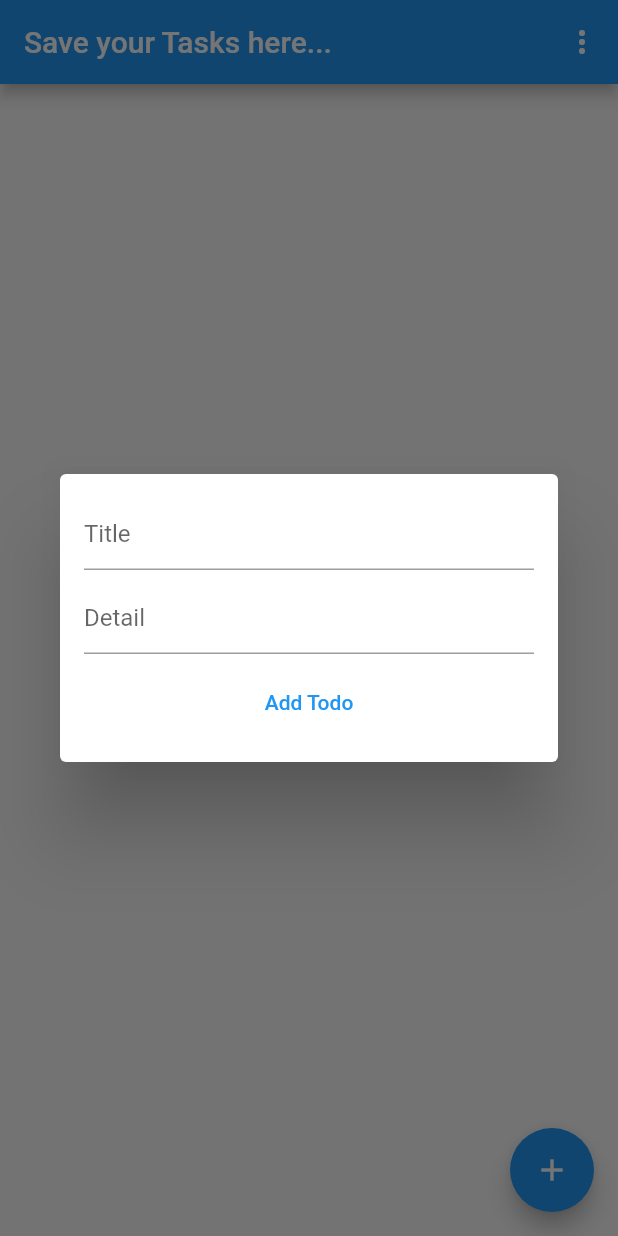
After one commit to MeghaChirayathPaulson/demo-app, a Flutter app: the MyHomePage screen opened directly, after a tap on the "add" icon, on a phone screen of 412 x 824 dp. The commit adds this screen. Run offline on Flutter 3.47's test engine with Material 2 defaults, Android fonts, the light colour scheme and no system bars; our stand-ins replace firebase_auth, firebase_core, flutter_svg, hive, hive_flutter, syncfusion_flutter_calendar; accounts and stored records are empty.

Commit message:
Fourth commit

```diff
--- a/lib/HomeScreen.dart
+++ b/lib/HomeScreen.dart
@@ -1,6 +1,8 @@
 import 'package:dementia_app/Calendar/calendar.dart';
 import 'package:dementia_app/CreateAccount.dart';
 import 'package:dementia_app/Methods.dart';
+import 'package:dementia_app/To%20do/todomain.dart';
+import 'package:dementia_app/main.dart';
 import 'package:flutter/material.dart';
 import 'package:flutter_svg/flutter_svg.dart';
 
@@ -179,7 +181,7 @@ class HomeScreen extends StatelessWidget {
                       Navigator.push(
                           context,
                           MaterialPageRoute(
-                            builder: (_) => HomePage(),
+                            builder: (_) => Start(),
                           ));
                     },
                     child: Container(
--- /dev/null
+++ b/lib/To do/todo_model.dart
@@ -0,0 +1,15 @@
+import 'package:hive/hive.dart';
+part 'todo_model.g.dart';
+
+@HiveType(typeId: 0)
+class TodoModel {
+  @HiveField(0)
+  final String title;
+  @HiveField(1)
+  final String detail;
+  @HiveField(2)
+  final bool isCompleted;
+
+  TodoModel(
+      {required this.title, required this.detail, required this.isCompleted});
+}
--- /dev/null
+++ b/lib/To do/todomain.dart
@@ -0,0 +1,203 @@
+import 'package:dementia_app/To%20do/todo_model.dart';
+import 'package:flutter/material.dart';
+import 'package:hive/hive.dart';
+import 'package:hive_flutter/adapters.dart';
+import 'package:path_provider/path_provider.dart';
+
+const String todoBoxName = "todo";
+
+Start() async {
+  WidgetsFlutterBinding.ensureInitialized();
+  final document = await getApplicationDocumentsDirectory();
+  Hive.init(document.path);
+  Hive.registerAdapter(TodoModelAdapter());
+  await Hive.openBox<TodoModel>(todoBoxName);
+  runApp(todoApp());
+}
+
+class todoApp extends StatelessWidget {
+  @override
+  Widget build(BuildContext context) {
+    return MaterialApp(
+      title: 'Flutter Demo',
+      theme: ThemeData(
+        primarySwatch: Colors.blue,
+      ),
+      debugShowCheckedModeBanner: false,
+      home: MyHomePage(),
+    );
+  }
+}
+
+class MyHomePage extends StatefulWidget {
+  @override
+  State<MyHomePage> createState() => _MyHomePageState();
+}
+
+enum TodoFilter { ALL, COMPLETED, INCOMPLETED }
+
+class _MyHomePageState extends State<MyHomePage> {
+  late Box<TodoModel> todoBox;
+
+  final TextEditingController titleController = TextEditingController();
+  final TextEditingController detailController = TextEditingController();
+
+  TodoFilter filter = TodoFilter.ALL;
+
+  @override
+  void initState() {
+    // TODO: implement initState
+    super.initState();
+    todoBox = Hive.box(todoBoxName);
+  }
+
+  @override
+  Widget build(BuildContext context) {
+    return Scaffold(
+      appBar: AppBar(
+        title: const Text("Save your Tasks here..."),
+        actions: <Widget>[
+          PopupMenuButton<String>(
+            onSelected: (value) {
+              if (value.compareTo("All") == 0) {
+                setState(() {
+                  filter = TodoFilter.ALL;
+                });
+              } else if (value.compareTo("Completed") == 0) {
+                setState(() {
+                  filter = TodoFilter.COMPLETED;
+                });
+              } else {
+                setState(() {
+                  filter = TodoFilter.INCOMPLETED;
+                });
+              }
+            },
+            itemBuilder: (BuildContext context) {
+              return ["All", "Completed", "Incompleted"].map((option) {
+                return PopupMenuItem(value: option, child: Text(option));
+              }).toList();
+            },
+          )
+        ],
+      ),
+      body: Column(
+        children: <Widget>[
+          ValueListenableBuilder(
+              valueListenable: todoBox.listenable(),
+              builder: (context, Box<TodoModel> todos, _) {
+                List<int> keys;
+
+                if (filter == TodoFilter.ALL) {
+                  keys = todos.keys.cast<int>().toList();
+                } else if (filter == TodoFilter.COMPLETED) {
+                  keys = todos.keys
+                      .cast<int>()
+                      .where((key) => todos.get(key)!.isCompleted)
+                      .toList();
+                } else {
+                  keys = todos.keys
+                      .cast<int>()
+                      .where((key) => !todos.get(key)!.isCompleted)
+                      .toList();
+                }
+
+                return ListView.separated(
+                  itemBuilder: (_, index) {
+                    final int key = keys[index];
+                    final TodoModel? todo = todos.get(key);
+
+                    return ListTile(
+                      title: Text(
+                        todo!.title,
+                        style: TextStyle(fontSize: 24),
+                      ),
+                      subtitle: Text(
+                        todo.detail,
+                        style: TextStyle(fontSize: 20),
+                      ),
+                      leading: Text("$key"),
+                      trailing: Icon(
+                        Icons.check,
+                        color: todo.isCompleted ? Colors.green : Colors.red,
+                      ),
+                      onTap: () {
+                        showDialog(
+                          builder: (context) => Dialog(
+                            child: Container(
+                              padding: EdgeInsets.all(16),
+                              child: Column(
+                                mainAxisSize: MainAxisSize.min,
+                                children: [
+                                  TextButton(
+                                      onPressed: () {
+                                        TodoModel mTodo = TodoModel(
+                                            title: todo.title,
+                                            detail: todo.detail,
+                                            isCompleted: true);
+                                        todoBox.put(key, mTodo);
+                                        Navigator.pop(context);
+                                      },
+                                      child: Text("Mark as Completed"))
+                                ],
+                              ),
+                            ),
+                          ),
+                          context: context,
+                        );
+                      },
+                    );
+                  },
+                  separatorBuilder: (_, index) => Divider(),
+                  itemCount: keys.length,
+                  shrinkWrap: true,
+                );
+              })
+        ],
+      ),
+      floatingActionButton: FloatingActionButton(
+        child: const Icon(Icons.add),
+        onPressed: () {
+          showDialog(
+            builder: (context) => Dialog(
+              child: Container(
+                padding: EdgeInsets.all(16),
+                child: Column(
+                  mainAxisSize: MainAxisSize.min,
+                  children: [
+                    TextField(
+                      decoration: InputDecoration(hintText: "Title"),
+                      controller: titleController,
+                    ),
+                    SizedBox(
+                      height: 8,
+                    ),
+                    TextField(
+                      decoration: InputDecoration(hintText: "Detail"),
+                      controller: detailController,
+                    ),
+                    SizedBox(
+                      height: 8,
+                    ),
+                    TextButton(
+                        onPressed: () {
+                          final String title = titleController.text;
+                          final String detail = detailController.text;
+
+                          TodoModel todo = TodoModel(
+                              title: title, detail: detail, isCompleted: false);
+                          todoBox.add(todo);
+                          Navigator.pop(context);
+                        },
+                        child: Text("Add Todo"))
+                  ],
+                ),
+              ),
+            ),
+            context: context,
+          );
+        },
+      ),
+    );
+  }
+}
```
Also changed, not shown: lib/To do/todo_model.g.dart (added), lib/main.dart (line endings or trailing spaces), 1 other file.
